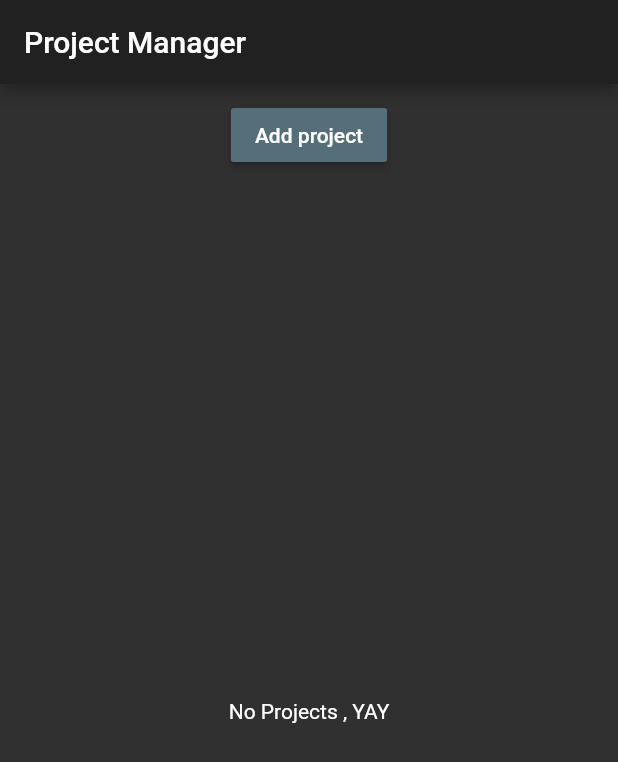
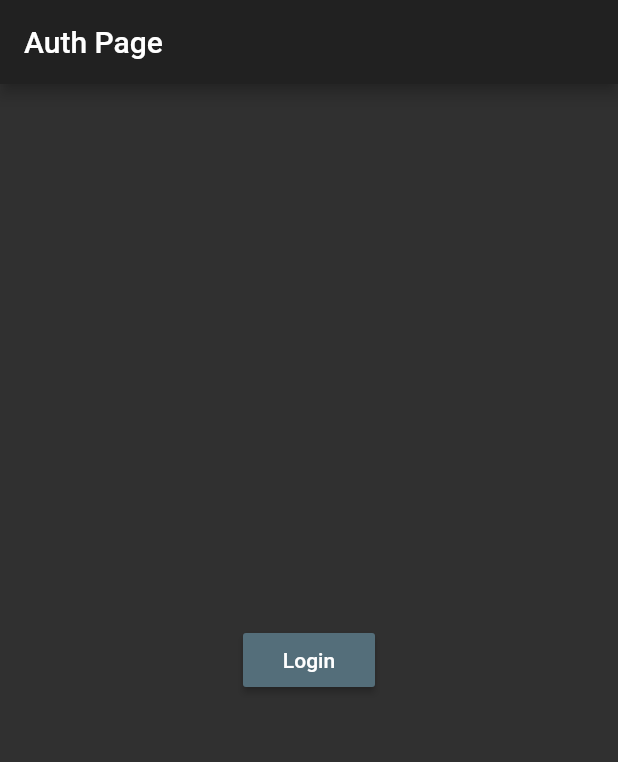
Before and after one commit to justmoo/flutter, a Flutter app: the screen it shows after launch, on a phone screen of 412 x 824 dp. Shown: the top 762 px of the screen. Run offline on Flutter 3.47's test engine with Material 2 defaults, Android fonts, the phone set to English and light mode, and no system bars.

Commit message:
adding dummy login page

```diff
--- a/lib/main.dart
+++ b/lib/main.dart
@@ -1,5 +1,5 @@
 import 'package:flutter/material.dart';
-import './pages/home.dart';
+import './pages/auth.dart';
 
 void main() => runApp(MyApp());
 
@@ -10,10 +10,10 @@ class MyApp extends StatelessWidget {
       theme: ThemeData(
           brightness: Brightness.dark,
           primarySwatch: Colors.blueGrey,
-          accentColor: Colors.deepOrange),
+          accentColor: Colors.blueAccent),
       debugShowCheckedModeBanner: false,
       title: 'FTC APP',
-      home: HomePage(),
+      home: AuthPage(),
     );
   }
 }
--- /dev/null
+++ b/lib/pages/auth.dart
@@ -0,0 +1,25 @@
+import 'package:flutter/material.dart';
+import './projects.dart';
+
+class AuthPage extends StatelessWidget {
+  @override
+  Widget build(BuildContext context) {
+    return new Scaffold(
+      appBar: AppBar(
+        title: new Text('Auth Page'),
+      ),
+      body: Center(
+        child: RaisedButton(
+          child: Text('Login'),
+          onPressed: () {
+            Navigator.pushReplacement(
+                context,
+                MaterialPageRoute(
+                    builder: (BuildContext context) => ProjectPage()));
+          },
+        ),
+      ),
+    );
+    ;
+  }
+}
--- a/lib/pages/home.dart
+++ b/lib/pages/projects.dart
@@ -1,7 +1,7 @@
 import 'package:flutter/material.dart';
 import '../ProjectManager.dart';
 
-class HomePage extends StatelessWidget {
+class ProjectPage extends StatelessWidget {
 @override
   Widget build(BuildContext context) {
 
```
